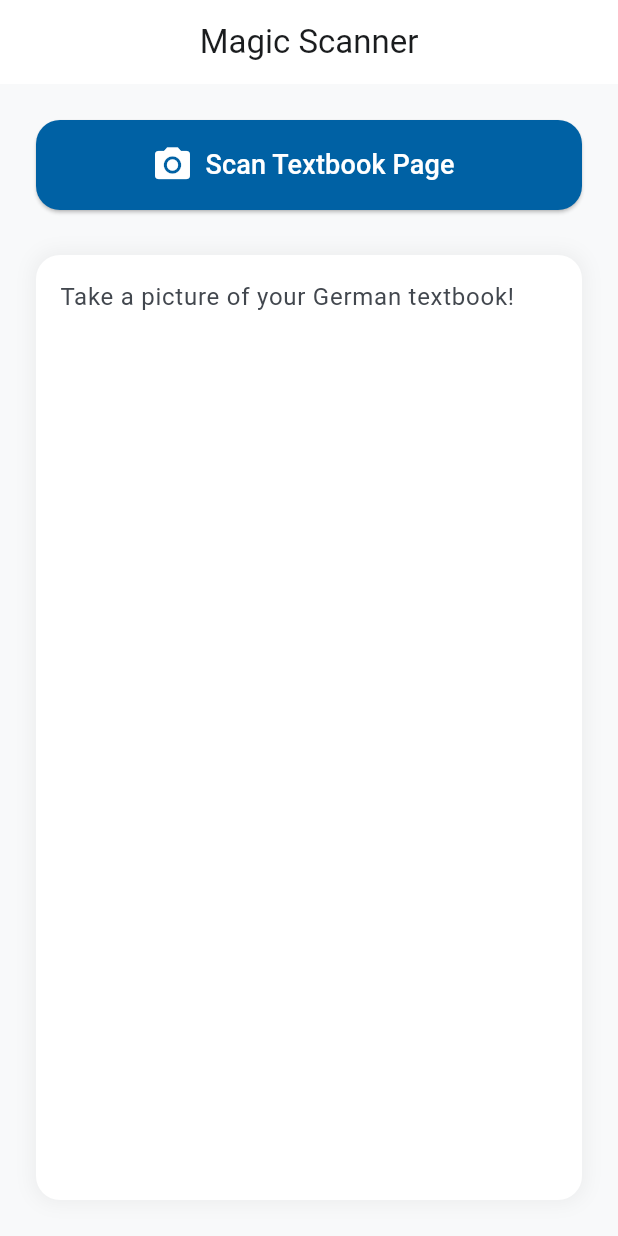
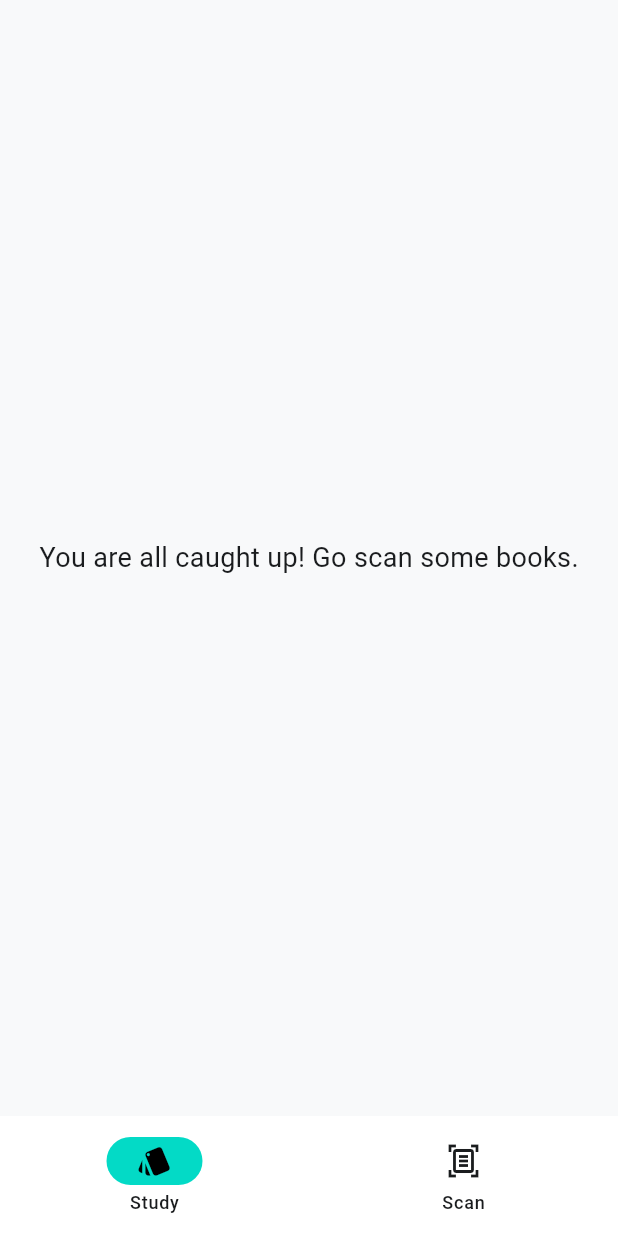
Before and after one commit to ShaijoGeorge/klarify, a Flutter app: the screen it shows after launch, on a phone screen of 412 x 824 dp. Run offline on Flutter 3.47's test engine with Material 3 defaults, Android fonts, the phone set to English and light mode, and no system bars; our stand-ins replace flutter_dotenv, google_generative_ai, image_picker, isar; missing offline and left inert: google_mlkit_text_recognition; accounts and stored records are empty; generated files the repository leaves out were written again.

Commit message:
feat: implement flashcard review deck screen with spaced repetition logic and main navigation layout

```diff
--- /dev/null
+++ b/lib/features/deck/deck_screen.dart
@@ -0,0 +1,194 @@
+import 'package:flutter/material.dart';
+import 'package:isar/isar.dart';
+import '../../core/database/flashcard.dart';
+import '../../core/theme/app_theme.dart';
+import '../../main.dart'; // To access isarDb
+
+class DeckScreen extends StatefulWidget {
+  const DeckScreen({super.key});
+
+  @override
+  State<DeckScreen> createState() => _DeckScreenState();
+}
+
+class _DeckScreenState extends State<DeckScreen> {
+  List<Flashcard> _dueCards = [];
+  bool _isLoading = true;
+  bool _isFlipped = false; // Tracks if we are looking at the front or back
+
+  @override
+  void initState() {
+    super.initState();
+    _loadDueCards();
+  }
+
+  // Pull the cards from the database
+  Future<void> _loadDueCards() async {
+    final now = DateTime.now();
+    // Ask Isar: "Give me all cards where nextReviewDate is BEFORE or EQUAL to right now."
+    final cards = await isarDb.flashcards
+        .filter()
+        .nextReviewDateLessThan(now)
+        .or()
+        .nextReviewDateIsNull() // Catch brand new cards!
+        .findAll();
+
+    setState(() {
+      _dueCards = cards;
+      _isLoading = false;
+      _isFlipped = false;
+    });
+  }
+
+  // The Memory Brain (Spaced Repetition Math)
+  Future<void> _gradeCard(int multiplierInHours) async {
+    if (_dueCards.isEmpty) return;
+
+    final card = _dueCards.first;
+
+    // Calculate the new date in the future
+    card.nextReviewDate = DateTime.now().add(Duration(hours: multiplierInHours));
+
+    // Save the new date into the Isar Filing Cabinet!
+    await isarDb.writeTxn(() async {
+      await isarDb.flashcards.put(card);
+    });
+
+    // Remove the card from the screen and reset for the next one
+    setState(() {
+      _dueCards.removeAt(0);
+      _isFlipped = false;
+    });
+  }
+
+  // The UI (What user see)
+  @override
+  Widget build(BuildContext context) {
+    if (_isLoading) {
+      return const Center(child: CircularProgressIndicator());
+    }
+
+    if (_dueCards.isEmpty) {
+      return const Center(
+        child: Text("You are all caught up! Go scan some books.",
+            style: TextStyle(fontSize: 18)),
+      );
+    }
+
+    final currentCard = _dueCards.first;
+    final isDark = Theme.of(context).brightness == Brightness.dark;
+
+    return Scaffold(
+      appBar: AppBar(
+        title: Text('${_dueCards.length} Cards Due'),
+        centerTitle: true,
+      ),
+      body: Padding(
+        padding: const EdgeInsets.all(24.0),
+        child: Column(
+          children: [
+            // THE FLASHCARD
+            Expanded(
+              child: GestureDetector(
+                onTap: () {
+                  // Flip the card when tapped!
+                  setState(() {
+                    _isFlipped = true;
+                  });
+                },
+                child: Container(
+                  width: double.infinity,
+                  decoration: BoxDecoration(
+                    color: Theme.of(context).colorScheme.surface,
+                    borderRadius: BorderRadius.circular(24),
+                    // MAGIC CRAYONS: Paint the border based on der/die/das!
+                    border: Border.all(
+                      color: AppTheme.getGenderColor(currentCard.article ?? '', isDark),
+                      width: 4,
+                    ),
+                    boxShadow: [
+                      BoxShadow(
+                        color: Colors.black.withOpacity(0.1),
+                        blurRadius: 20,
+                        spreadRadius: 2,
+                        offset: const Offset(0, 10),
+                      )
+                    ]
+                  ),
+                  child: Column(
+                    mainAxisAlignment: MainAxisAlignment.center,
+                    children: [
+                      // Always show the German word
+                      Text(
+                        currentCard.word ?? '',
+                        style: Theme.of(context).textTheme.headlineMedium?.copyWith(fontSize: 40),
+                      ),
+
+                      // Only show the answer if the card is flipped!
+                      if (_isFlipped) ...[
+                        const SizedBox(height: 20),
+                        Divider(color: Colors.grey.withOpacity(0.2), thickness: 2, endIndent: 40, indent: 40),
+                        const SizedBox(height: 20),
+                        Text(
+                          '${currentCard.article} ${currentCard.word} (Plural: ${currentCard.pluralForm})',
+                          style: TextStyle(fontSize: 18, color: AppTheme.getGenderColor(currentCard.article ?? '', isDark)),
+                        ),
+                        const SizedBox(height: 10),
+                        Text(
+                          currentCard.translation ?? '',
+                          style: Theme.of(context).textTheme.bodyLarge?.copyWith(fontSize: 24),
+                        ),
+                      ] else ...[
+                        const SizedBox(height: 40),
+                        const Text("Tap to flip", style: TextStyle(color: Colors.grey)),
+                      ]
+                    ],
+                  ),
+                ),
+              ),
+            ),
+
+            const SizedBox(height: 30),
+
+            // THE GRADING BUTTONS (Only show when flipped)
+            if (_isFlipped)
+              Row(
+                mainAxisAlignment: MainAxisAlignment.spaceEvenly,
+                children: [
+                  _GradeButton(label: 'Again', color: Colors.red, onPressed: () => _gradeCard(0)), // 0 hours (Immediately)
+                  _GradeButton(label: 'Hard', color: Colors.orange, onPressed: () => _gradeCard(12)), // 12 hours
+                  _GradeButton(label: 'Good', color: Colors.green, onPressed: () => _gradeCard(24)), // 24 hours (1 day)
+                  _GradeButton(label: 'Easy', color: Colors.blue, onPressed: () => _gradeCard(96)), // 96 hours (4 days)
+                ],
+              )
+            else
+              const SizedBox(height: 60), // Empty space to keep layout from jumping
+          ],
+        ),
+      ),
+    );
+  }
+}
+
+// A mini-widget to make our buttons look nice and uniform
+class _GradeButton extends StatelessWidget {
+  final String label;
+  final Color color;
+  final VoidCallback onPressed;
+
+  const _GradeButton({required this.label, required this.color, required this.onPressed});
+
+  @override
+  Widget build(BuildContext context) {
+    return ElevatedButton(
+      style: ElevatedButton.styleFrom(
+        backgroundColor: color.withOpacity(0.2),
+        foregroundColor: color,
+        elevation: 0,
+        shape: RoundedRectangleBorder(borderRadius: BorderRadius.circular(12)),
+      ),
+      onPressed: onPressed,
+      child: Text(label, style: const TextStyle(fontWeight: FontWeight.bold)),
+    );
+  }
+}
--- a/lib/main.dart
+++ b/lib/main.dart
@@ -5,6 +5,7 @@ import 'package:path_provider/path_provider.dart';
 import 'core/theme/app_theme.dart';
 import 'core/database/flashcard.dart';
 import 'features/scanner/scanner_screen.dart';
+import 'features/deck/deck_screen.dart';
 
 // Global variable for the database
 late Isar isarDb;
@@ -38,7 +39,7 @@ class KlarifyGermanApp extends StatelessWidget {
       darkTheme: AppTheme.darkTheme,
       themeMode: ThemeMode.system,
 
-      home: const ScannerScreen()
+      home: const MainLayoutScreen()
     );
   }
 }
@@ -98,3 +99,47 @@ class TestDashboardScreen extends StatelessWidget {
     );
   }
 }
+
+class MainLayoutScreen extends StatefulWidget {
+  const MainLayoutScreen({super.key});
+
+  @override
+  State<MainLayoutScreen> createState() => _MainLayoutScreenState();
+}
+
+class _MainLayoutScreenState extends State<MainLayoutScreen> {
+  int _currentIndex = 0;
+
+  // The two screens we can switch between!
+  final List<Widget> _screens = [
+    const DeckScreen(),
+    const ScannerScreen(),
+  ];
+
+  @override
+  Widget build(BuildContext context) {
+    return Scaffold(
+      body: _screens[_currentIndex],
+      bottomNavigationBar: NavigationBar(
+        selectedIndex: _currentIndex,
+        onDestinationSelected: (int index) {
+          setState(() {
+            _currentIndex = index;
+          });
+        },
+        destinations: const [
+          NavigationDestination(
+            icon: Icon(Icons.style_outlined),
+            selectedIcon: Icon(Icons.style),
+            label: 'Study',
+          ),
+          NavigationDestination(
+            icon: Icon(Icons.document_scanner_outlined),
+            selectedIcon: Icon(Icons.document_scanner),
+            label: 'Scan',
+          ),
+        ],
+      ),
+    );
+  }
+}
```
